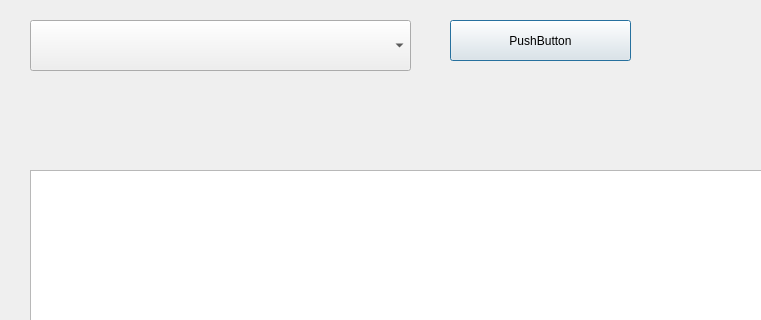
Above: untitled52/general_statistic_w.ui from 0schweps0/studhelper before the change; both pictures show x 0 to 761 and y 0 to 320 of the 1200 by 720 pixel window. Below: the same form after it.
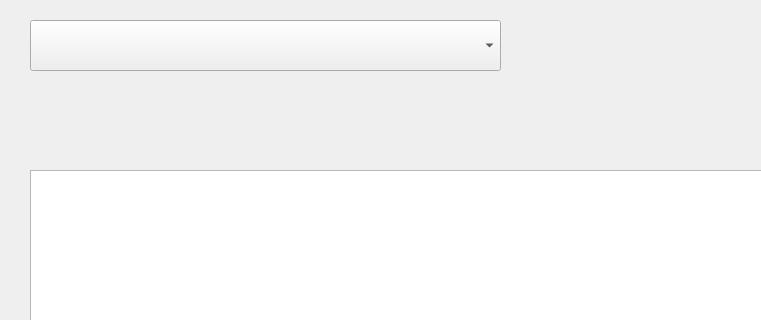
That is the form after the change.

Patch:
```diff
--- a/untitled52/general_statistic_w.ui
+++ b/untitled52/general_statistic_w.ui
@@ -28,24 +28,11 @@
     <rect>
      <x>30</x>
      <y>20</y>
-     <width>381</width>
+     <width>471</width>
      <height>51</height>
     </rect>
    </property>
   </widget>
-  <widget class="QPushButton" name="updateButton">
-   <property name="geometry">
-    <rect>
-     <x>450</x>
-     <y>20</y>
-     <width>181</width>
-     <height>41</height>
-    </rect>
-   </property>
-   <property name="text">
-    <string>PushButton</string>
-   </property>
-  </widget>
  </widget>
  <resources/>
  <connections/>
```
